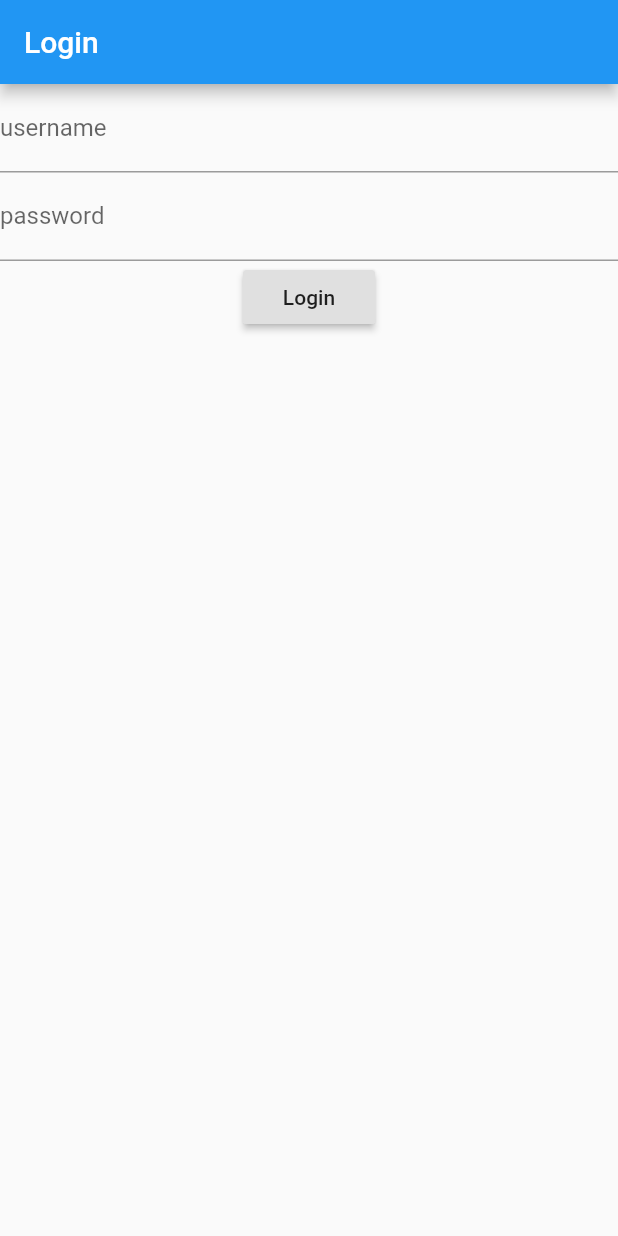
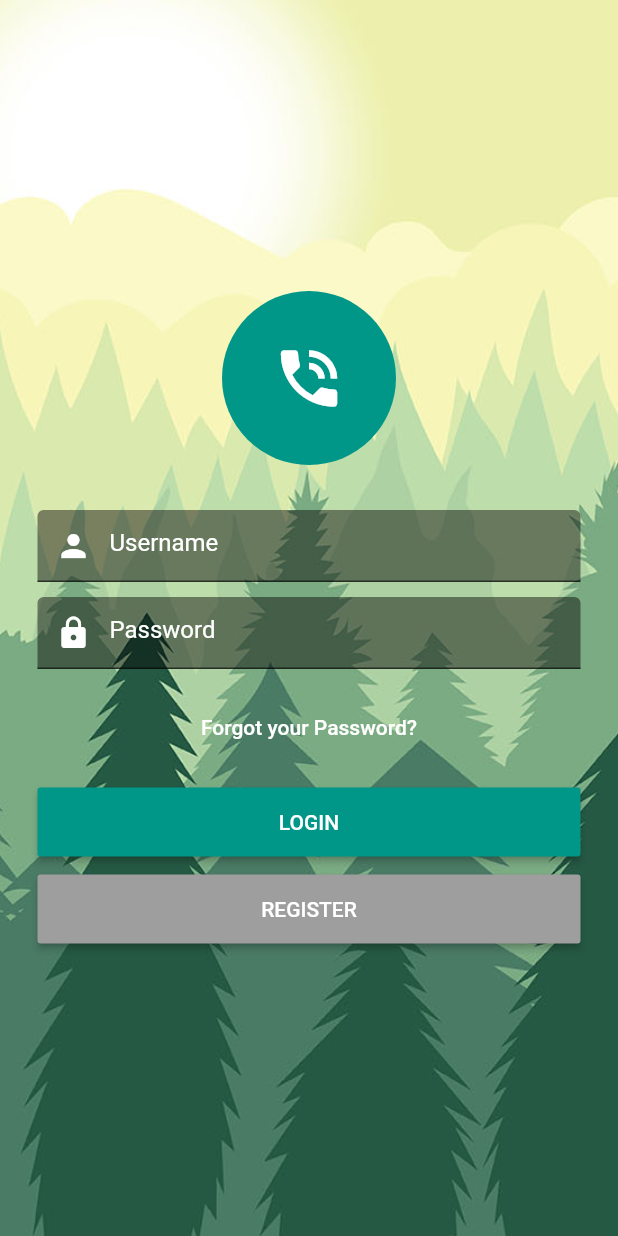
Before and after one commit to marcinkazmierski/quick-daily-app, a Flutter app: the screen it shows after launch, on a phone screen of 412 x 824 dp. Run offline on Flutter 3.47's test engine with Material 2 defaults, Android fonts, the light colour scheme and no system bars; our stand-ins replace bloc, equatable, flutter_bloc.

Commit message:
Login page.

```diff
--- a/quick_daily/lib/login.dart
+++ /dev/null
@@ -1,108 +0,0 @@
-import 'package:flutter/material.dart';
-
-void main() => runApp(MyApp());
-
-class MyApp extends StatelessWidget {
-  @override
-  Widget build(BuildContext context) {
-    return MaterialApp(
-      home: LoginPage(),
-    );
-  }
-}
-
-class LoginPage extends StatefulWidget {
-  @override
-  createState() => _LoginPageState();
-}
-
-class _LoginPageState extends State<LoginPage> {
-
-  TextStyle style = TextStyle(fontFamily: 'Montserrat', fontSize: 20.0);
-
-  @override
-  Widget build(BuildContext context) {
-    return Scaffold(
-      body: Stack(
-        children: <Widget>[
-          Container(
-            decoration: new BoxDecoration(
-                image: new DecorationImage(
-                    fit: BoxFit.cover,
-                    image: AssetImage("assets/images/background.jpg"))),
-          ),
-          Center(
-            child: SingleChildScrollView(
-              padding: EdgeInsets.all(25.0),
-              child: Column(
-                crossAxisAlignment: CrossAxisAlignment.stretch,
-                children: <Widget>[
-                  CircleAvatar(
-                    radius: 58.0,
-                    backgroundColor: Colors.redAccent,
-                    foregroundColor: Colors.white,
-                    child: Icon(Icons.android, size: 50),
-                  ),
-                  SizedBox(
-                    height: 30.0,
-                  ),
-                  TextFormField(
-                    decoration: InputDecoration(
-                        prefixIcon: Icon(
-                          Icons.person,
-                          color: Colors.white,
-                        ),
-                        hintStyle: TextStyle(color: Colors.white),
-                        filled: true,
-                        fillColor: Colors.black45,
-                        hintText: 'Username'),
-                  ),
-                  SizedBox(
-                    height: 10.0,
-                  ),
-                  TextFormField(
-                    decoration: InputDecoration(
-                        filled: true,
-                        prefixIcon: Icon(Icons.lock, color: Colors.white),
-                        hintStyle: TextStyle(color: Colors.white),
-                        fillColor: Colors.black45,
-                        hintText: 'Password'),
-                  ),
-                  SizedBox(
-                    height: 15.0,
-                  ),
-                  FlatButton(
-                      onPressed: () {},
-                      child: Text(
-                        'Forgot your Password?',
-                        style: TextStyle(color: Colors.white),
-                      )),
-                  SizedBox(
-                    height: 15.0,
-                  ),
-                  RaisedButton(
-                    onPressed: () {},
-                    child: Padding(
-                        padding: EdgeInsets.all(15.0), child: Text('LOGIN')),
-                    color: Colors.redAccent,
-                    textColor: Colors.white,
-                  ),
-                  SizedBox(
-                    height: 10.0,
-                  ),
-                  RaisedButton(
-                    onPressed: () {},
-                    child: Padding(
-                        padding: EdgeInsets.all(15.0), child: Text('REGISTER')),
-                    color: Colors.grey,
-                    textColor: Colors.white,
-                  ),
-                ],
-              ),
-            ),
-          ),
-        ],
-      ),
-    );
-  }
-}
--- a/quick_daily/lib/ui/login_page.dart
+++ b/quick_daily/lib/ui/login_page.dart
@@ -16,9 +16,6 @@ class LoginPage extends StatelessWidget {
   @override
   Widget build(BuildContext context) {
     return Scaffold(
-      appBar: AppBar(
-        title: Text('Login'),
-      ),
       body: BlocProvider(
         create: (context) {
           return LoginBloc(
@@ -40,6 +37,7 @@ class LoginForm extends StatefulWidget {
 class _LoginFormState extends State<LoginForm> {
   final _usernameController = TextEditingController();
   final _passwordController = TextEditingController();
+  TextStyle _style = TextStyle(fontFamily: 'Montserrat', fontSize: 20.0);
 
   @override
   Widget build(BuildContext context) {
@@ -65,27 +63,96 @@ class _LoginFormState extends State<LoginForm> {
       },
       child: BlocBuilder<LoginBloc, LoginState>(
         builder: (context, state) {
-          return Form(
+          return Scaffold(
+            body: Stack(
+              children: <Widget>[
+                Container(
+                  decoration: new BoxDecoration(
+                      image: new DecorationImage(
+                          fit: BoxFit.cover,
+                          image: AssetImage("assets/images/background.jpg"))),
+                ),
+                Center(
+                  child: SingleChildScrollView(
+                    padding: EdgeInsets.all(25.0),
                     child: Column(
-              children: [
-                TextFormField(
-                  decoration: InputDecoration(labelText: 'username'),
-                  controller: _usernameController,
+                      crossAxisAlignment: CrossAxisAlignment.stretch,
+                      children: <Widget>[
+                        CircleAvatar(
+                          radius: 58.0,
+                          backgroundColor: Colors.teal,
+                          foregroundColor: Colors.white,
+                          child: Icon(Icons.phone_in_talk, size: 50),
+                        ),
+                        SizedBox(
+                          height: 30.0,
                         ),
                         TextFormField(
-                  decoration: InputDecoration(labelText: 'password'),
+                          controller: _usernameController,
+                          decoration: InputDecoration(
+                              prefixIcon: Icon(
+                                Icons.person,
+                                color: Colors.white,
+                              ),
+                              hintStyle: TextStyle(color: Colors.white),
+                              filled: true,
+                              fillColor: Colors.black45,
+                              hintText: 'Username'),
+                        ),
+                        SizedBox(
+                          height: 10.0,
+                        ),
+                        TextFormField(
                           controller: _passwordController,
                           obscureText: true,
+                          decoration: InputDecoration(
+                              filled: true,
+                              prefixIcon: Icon(Icons.lock, color: Colors.white),
+                              hintStyle: TextStyle(color: Colors.white),
+                              fillColor: Colors.black45,
+                              hintText: 'Password'),
                         ),
-                RaisedButton(
-                  onPressed:
-                      state is! LoginLoading ? _onLoginButtonPressed : null,
-                  child: Text('Login'),
+                        SizedBox(
+                          height: 15.0,
                         ),
-                Container(
+                        FlatButton(
+                            onPressed: () {},
+                            child: Text(
+                              'Forgot your Password?',
+                              style: TextStyle(color: Colors.white),
+                            )),
+                        SizedBox(
+                          height: 15.0,
+                        ),
+                        Center(
                           child: state is LoginLoading
                               ? CircularProgressIndicator()
                               : null,
+                        ),
+                        RaisedButton(
+                          onPressed: state is! LoginLoading
+                              ? _onLoginButtonPressed
+                              : null,
+                          child: Padding(
+                              padding: EdgeInsets.all(15.0),
+                              child: Text('LOGIN')),
+                          color: Colors.teal,
+                          textColor: Colors.white,
+                        ),
+                        SizedBox(
+                          height: 10.0,
+                        ),
+                        RaisedButton(
+                          onPressed: () {},
+                          child: Padding(
+                              padding: EdgeInsets.all(15.0),
+                              child: Text('REGISTER')),
+                          color: Colors.grey,
+                          textColor: Colors.white,
+                        ),
+                      ],
+                    ),
+                  ),
                 ),
               ],
             ),
```
Lines whose indentation alone changed are shown as unchanged.
